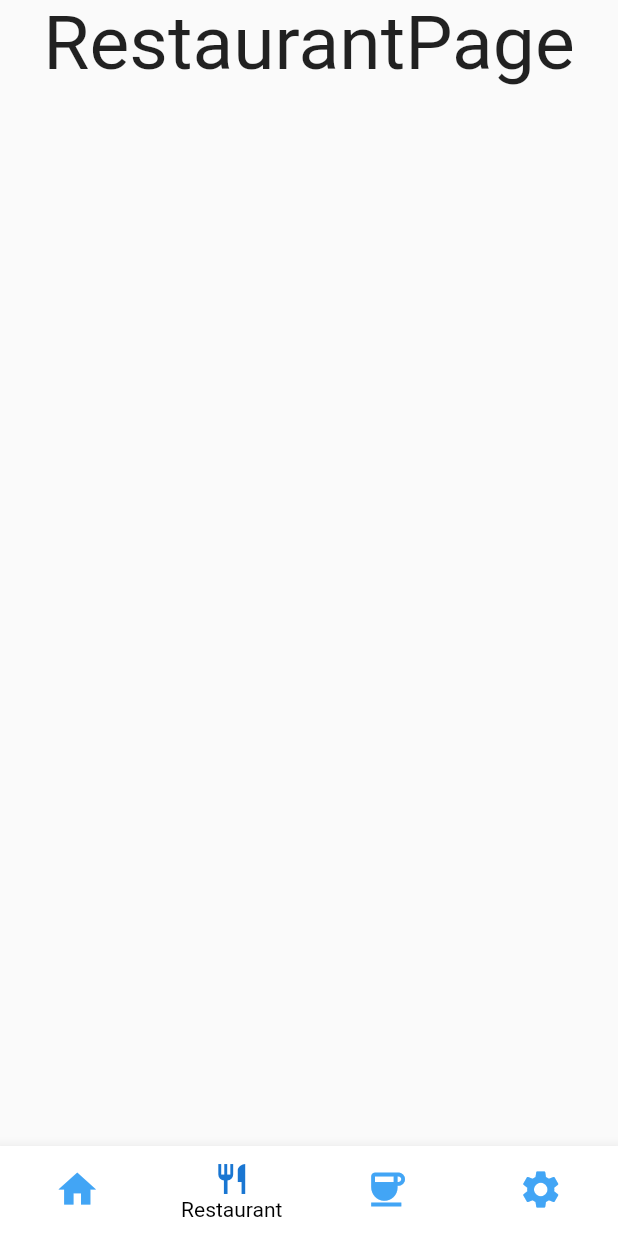
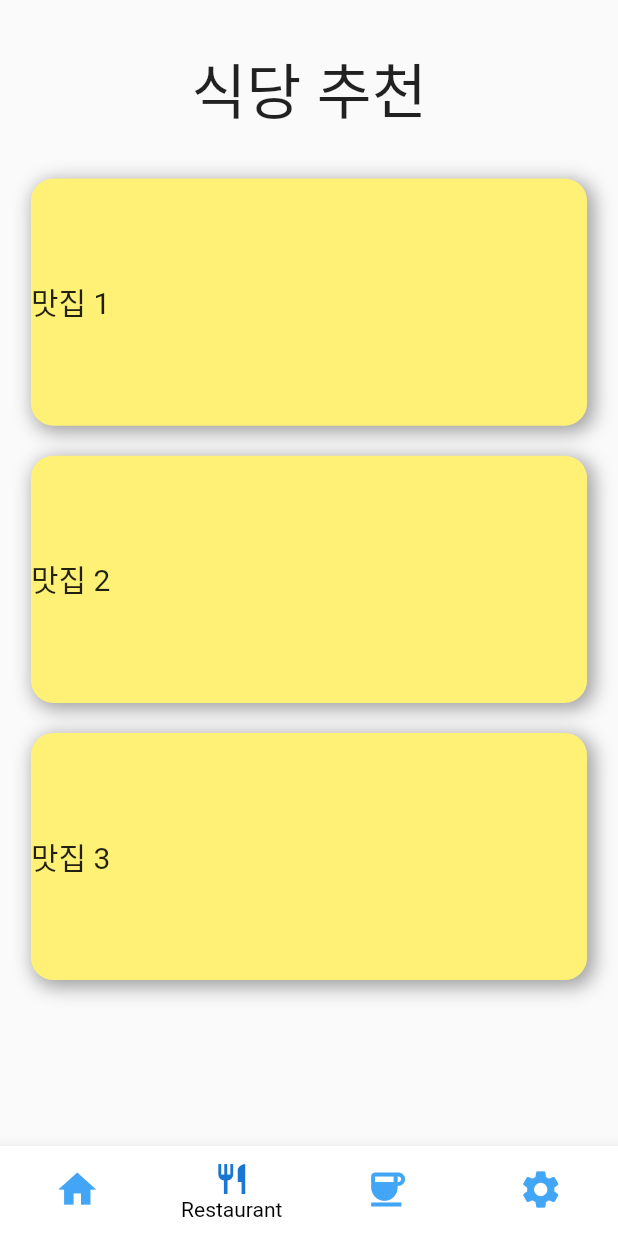
Before and after one commit to MintKangaroo/Food_Information_APP, a Flutter app: the RestaurantPage screen opened by its route, on a phone screen of 412 x 824 dp. Run offline on Flutter 3.47's test engine with Material 2 defaults, Android fonts, the phone set to English and light mode, and no system bars; our stand-ins replace shared_preferences; accounts and stored records are empty.

Commit message:
코드 정리

```diff
--- a/food_information_app_project/lib/LoginPage.dart
+++ b/food_information_app_project/lib/LoginPage.dart
@@ -168,14 +168,11 @@ class _LoginPageState extends State<LoginPage> {
                       String results = LoginProcessFun(
                           LoginIDtextController.text,
                           LoginPWtextController.text);
-                      print(results);
                       if(results == "Sucess"){
-                        print(results);
                         DataSaveCheck.AutoLogin(LoginIDtextController.text, LoginPWtextController.text);
                         Navigator.popAndPushNamed(context, '/Main');
                       }
                       else{
-                        print(results);
                         	ScaffoldMessenger.of(context).showSnackBar(SnackBar(
                           content: Text('로그인에 실패했습니다.'),
                         ));
--- a/food_information_app_project/lib/RestaurantPage.dart
+++ b/food_information_app_project/lib/RestaurantPage.dart
@@ -17,13 +17,7 @@ class _RestaurantPageState extends State<RestaurantPage> {
       setState(() {
         _selectedIndex = index;
       });
-
-    }
-    else if(index == 1){
-      _selectedIndex = index;
-      Navigator.pop(context);
-    }
-    else {
+    } else {
       setState(() {
         _selectedIndex = index;
         Navigator.popAndPushNamed(context, _children[index]);
@@ -31,16 +25,100 @@ class _RestaurantPageState extends State<RestaurantPage> {
     }
   }
 
-
   @override
   Widget build(BuildContext context) {
+    var displayWidth = MediaQuery.of(context).size.width;
+    var displayHeight = MediaQuery.of(context).size.height;
+    // ignore: non_constant_identifier_names
+    var Boxwidth = displayWidth * 0.9;
+    // ignore: non_constant_identifier_names
+    var Boxheight = displayHeight * 0.2;
+
     return SafeArea(
       child: Scaffold(
         body: SingleChildScrollView(
           child: Center(
-              child: Text(
-            "RestaurantPage",
-            style: TextStyle(fontSize: 50),
+              child: Column(
+            children: [
+              SizedBox(
+                height: 30,
+              ),
+              Text(
+                "식당 추천",
+                style: TextStyle(fontSize: 40),
+              ),
+              SizedBox(height: 30,),
+              Container(
+                decoration: BoxDecoration(
+                  boxShadow: [
+                    BoxShadow(
+                      color: Colors.grey,
+                      offset: Offset(3.0, 3.0),
+                      blurRadius: 10.0,
+                      spreadRadius: 1.0,
+                    ),
+                  ],
+                  color: Colors.yellow[300],
+                  borderRadius: BorderRadius.circular(15),
+                ),
+                width: Boxwidth,
+                height: Boxheight,
+                child: Row(
+                  children: [
+                    Text("맛집 1",style: TextStyle(fontSize: 20),),
+                  ],
+                ),
+              ),
+              SizedBox(height: 20,),
+              Container(
+                decoration: BoxDecoration(
+                  boxShadow: [
+                    BoxShadow(
+                      color: Colors.grey,
+                      offset: Offset(3.0, 3.0),
+                      blurRadius: 10.0,
+                      spreadRadius: 1.0,
+                    ),
+                  ],
+                  color: Colors.yellow[300],
+                  borderRadius: BorderRadius.circular(15),
+                ),
+                width: Boxwidth,
+                height: Boxheight,
+                child: Row(
+                  children: [
+                    Text(
+                      "맛집 2",
+                      style: TextStyle(fontSize: 20),
+                    ),
+                  ],
+                ),
+              ),
+              SizedBox(
+                height: 20,
+              ),
+              Container(
+                decoration: BoxDecoration(
+                  boxShadow: [
+                    BoxShadow(
+                      color: Colors.grey,
+                      offset: Offset(3.0, 3.0),
+                      blurRadius: 10.0,
+                      spreadRadius: 1.0,
+                    ),
+                  ],
+                  color: Colors.yellow[300],
+                  borderRadius: BorderRadius.circular(15),
+                ),
+                width: Boxwidth,
+                height: Boxheight,
+                child: Row(
+                  children: [
+                    Text("맛집 3",style: TextStyle(fontSize: 20),),
+                  ],
+                ),
+              ),
+            ],
           )),
         ),
         bottomNavigationBar: BottomNavigationBar(
@@ -102,7 +180,6 @@ class _RestaurantPageState extends State<RestaurantPage> {
           ],
         ),
       ),
-
     );
   }
 }
--- a/food_information_app_project/lib/Setting.dart
+++ b/food_information_app_project/lib/Setting.dart
@@ -32,6 +32,8 @@ class _SettingState extends State<Setting> {
 
   @override
   Widget build(BuildContext context) {
+    var displayWidth = MediaQuery.of(context).size.width;
+    var displayHeight = MediaQuery.of(context).size.height;
     return Scaffold(
       body: SafeArea(
           child: SingleChildScrollView(
@@ -44,6 +46,7 @@ class _SettingState extends State<Setting> {
                 SystemChannels.platform.invokeMethod('SystemNavigator.pop');
               },
               child: Container(
+                color : Colors.red[100],
                 width: 300,
                 height: 300,
                 child: Text("로그아웃"),
--- a/food_information_app_project/lib/UserData.dart
+++ b/food_information_app_project/lib/UserData.dart
@@ -11,7 +11,6 @@ class UserData {
   CheckData() async {
     final prefs = await SharedPreferences.getInstance();
     final ID = prefs.getString("ID") ?? null;
-    print(ID);
     if (ID != null) {
       return "Sucess";
     } else {
@@ -23,12 +22,10 @@ class UserData {
     final prefs = await SharedPreferences.getInstance();
     prefs.setString("ID", ID);
     prefs.setString("PW", PW);
-    print("자동로그인을 시작합니다.");
   }
 
   LogOutData() async {
     final prefs = await SharedPreferences.getInstance();
-    print("로그아웃됩니다.");
     prefs.clear();
   }
 }
```
Also changed, not shown: food_information_app_project/lib/CafePage.dart (+88 -7 lines), food_information_app_project/lib/SplashPage.dart (+3 -6 lines).
